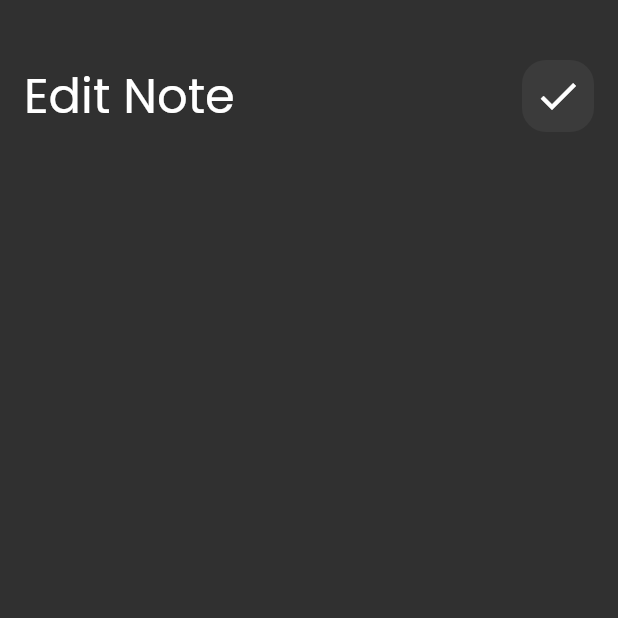
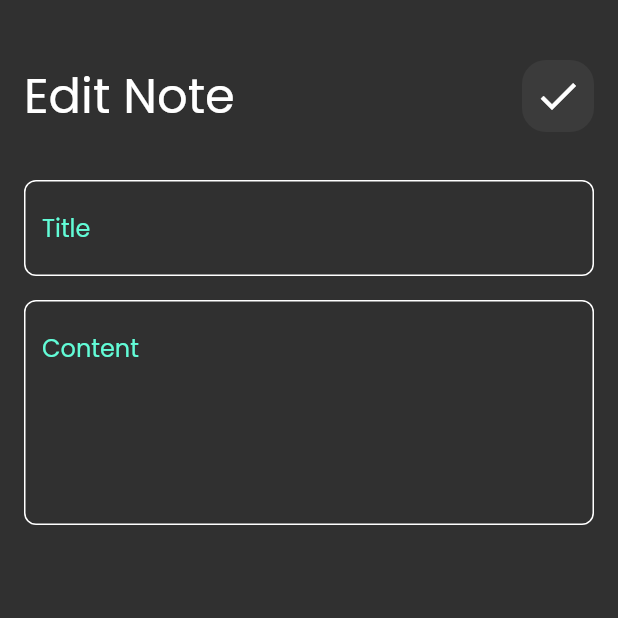
Before and after one commit to Fadysameh2020/notes_app, a Flutter app: the EditNotePage screen opened by its route, on a phone screen of 412 x 824 dp, the top half of it. Run offline on Flutter 3.47's test engine with Material 2 defaults, Android fonts, the phone set to English and light mode, and no system bars.

Commit message:
edit note view ui done

```diff
--- a/lib/views/edit_notes_page.dart
+++ b/lib/views/edit_notes_page.dart
@@ -1,12 +1,13 @@
 import 'package:flutter/material.dart';
 import 'package:notes_app/views/widgets/custom_app_bar.dart';
+import 'package:notes_app/views/widgets/custom_text_field.dart';
 
 class EditNotePage extends StatelessWidget {
   const EditNotePage({super.key});
   static String id = 'Edit Note Page';
   @override
   Widget build(BuildContext context) {
-    return Scaffold(
+    return const Scaffold(
       body: Padding(
         padding: EdgeInsets.symmetric(horizontal: 16),
         child: Column(
@@ -18,6 +19,16 @@ class EditNotePage extends StatelessWidget {
               icon: Icons.done,
               title: 'Edit Note',
             ),
+            SingleChildScrollView(
+              child: Column(
+                children: [
+                  SizedBox(height: 32),
+                  CustomTextField(hint: 'Title'),
+                  SizedBox(height: 16),
+                  CustomTextField(hint: 'Content', maxLines: 5),
+                ],
+              ),
+            ),
           ],
         ),
       ),
--- a/lib/views/widgets/add_note_bottom_sheet.dart
+++ b/lib/views/widgets/add_note_bottom_sheet.dart
@@ -15,7 +15,7 @@ class AddNoteBottomSheer extends StatelessWidget {
             SizedBox(height: 32),
             CustomTextField(hint: 'Title'),
             SizedBox(height: 16),
-            CustomTextField(hint: 'Content', maxLines: 4),
+            CustomTextField(hint: 'Content', maxLines: 5),
             SizedBox(height: 64),
             CustomButton(),
             SizedBox(height: 16),
```
